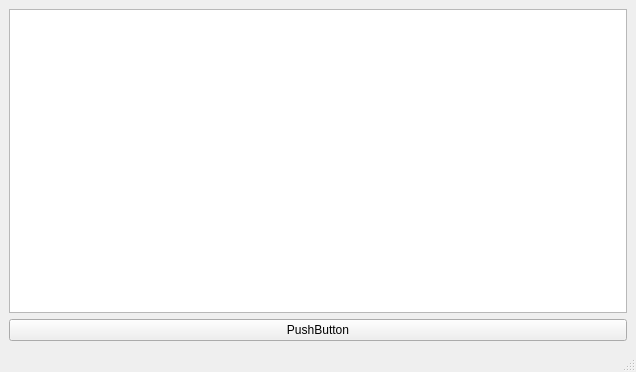
Above: Parcial_3/mainwindow.ui from javierjose1224/Parcial-final before the change. Below: the same form after it.
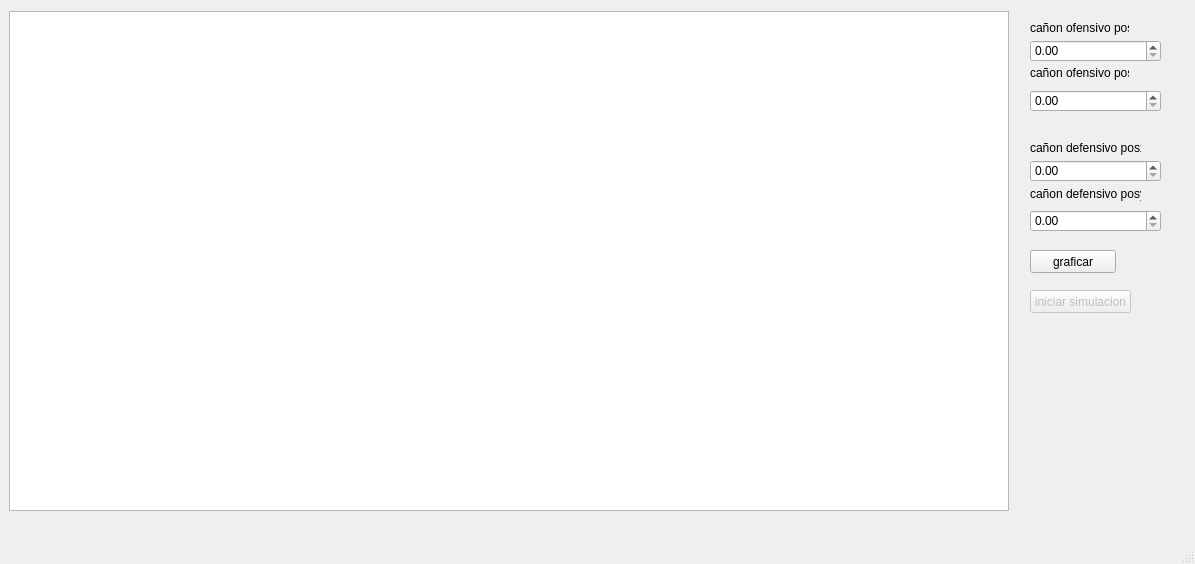
That is the form after the change.

```diff
--- a/Parcial_3/mainwindow.ui
+++ b/Parcial_3/mainwindow.ui
@@ -6,26 +6,157 @@
    <rect>
     <x>0</x>
     <y>0</y>
-    <width>636</width>
-    <height>372</height>
+    <width>1195</width>
+    <height>564</height>
    </rect>
   </property>
   <property name="windowTitle">
    <string>MainWindow</string>
   </property>
   <widget class="QWidget" name="centralwidget">
-   <layout class="QGridLayout" name="gridLayout">
-    <item row="0" column="0">
-     <widget class="QGraphicsView" name="graphicsView"/>
-    </item>
-    <item row="1" column="0">
-     <widget class="QPushButton" name="pushButton">
-      <property name="text">
-       <string>PushButton</string>
-      </property>
-     </widget>
-    </item>
-   </layout>
+   <widget class="QGraphicsView" name="graphicsView">
+    <property name="geometry">
+     <rect>
+      <x>9</x>
+      <y>11</y>
+      <width>1000</width>
+      <height>500</height>
+     </rect>
+    </property>
+   </widget>
+   <widget class="QLabel" name="label_2">
+    <property name="geometry">
+     <rect>
+      <x>1030</x>
+      <y>20</y>
+      <width>99</width>
+      <height>16</height>
+     </rect>
+    </property>
+    <property name="text">
+     <string>cañon ofensivo posx</string>
+    </property>
+   </widget>
+   <widget class="QLabel" name="label">
+    <property name="geometry">
+     <rect>
+      <x>1030</x>
+      <y>65</y>
+      <width>99</width>
+      <height>16</height>
+     </rect>
+    </property>
+    <property name="text">
+     <string>cañon ofensivo posy</string>
+    </property>
+   </widget>
+   <widget class="QPushButton" name="pushButton">
+    <property name="geometry">
+     <rect>
+      <x>1030</x>
+      <y>250</y>
+      <width>86</width>
+      <height>23</height>
+     </rect>
+    </property>
+    <property name="text">
+     <string>graficar</string>
+    </property>
+   </widget>
+   <widget class="QLabel" name="label_3">
+    <property name="geometry">
+     <rect>
+      <x>1030</x>
+      <y>140</y>
+      <width>111</width>
+      <height>16</height>
+     </rect>
+    </property>
+    <property name="text">
+     <string>cañon defensivo posx</string>
+    </property>
+   </widget>
+   <widget class="QLabel" name="label_4">
+    <property name="geometry">
+     <rect>
+      <x>1030</x>
+      <y>186</y>
+      <width>111</width>
+      <height>16</height>
+     </rect>
+    </property>
+    <property name="text">
+     <string>cañon defensivo posy</string>
+    </property>
+   </widget>
+   <widget class="QDoubleSpinBox" name="posxof">
+    <property name="geometry">
+     <rect>
+      <x>1030</x>
+      <y>40</y>
+      <width>131</width>
+      <height>22</height>
+     </rect>
+    </property>
+    <property name="maximum">
+     <double>1000.000000000000000</double>
+    </property>
+   </widget>
+   <widget class="QDoubleSpinBox" name="posyof">
+    <property name="geometry">
+     <rect>
+      <x>1030</x>
+      <y>90</y>
+      <width>131</width>
+      <height>22</height>
+     </rect>
+    </property>
+    <property name="maximum">
+     <double>1000.000000000000000</double>
+    </property>
+   </widget>
+   <widget class="QDoubleSpinBox" name="posxdef">
+    <property name="geometry">
+     <rect>
+      <x>1030</x>
+      <y>160</y>
+      <width>131</width>
+      <height>22</height>
+     </rect>
+    </property>
+    <property name="maximum">
+     <double>1000.000000000000000</double>
+    </property>
+   </widget>
+   <widget class="QDoubleSpinBox" name="posydef">
+    <property name="geometry">
+     <rect>
+      <x>1030</x>
+      <y>210</y>
+      <width>131</width>
+      <height>22</height>
+     </rect>
+    </property>
+    <property name="maximum">
+     <double>1000.000000000000000</double>
+    </property>
+   </widget>
+   <widget class="QPushButton" name="simular">
+    <property name="enabled">
+     <bool>false</bool>
+    </property>
+    <property name="geometry">
+     <rect>
+      <x>1030</x>
+      <y>290</y>
+      <width>101</width>
+      <height>23</height>
+     </rect>
+    </property>
+    <property name="text">
+     <string>iniciar simulacion</string>
+    </property>
+   </widget>
   </widget>
   <widget class="QMenuBar" name="menubar">
    <property name="geometry">
```
Left out of the diff: 2 changed lines with no effect on the pictures.
